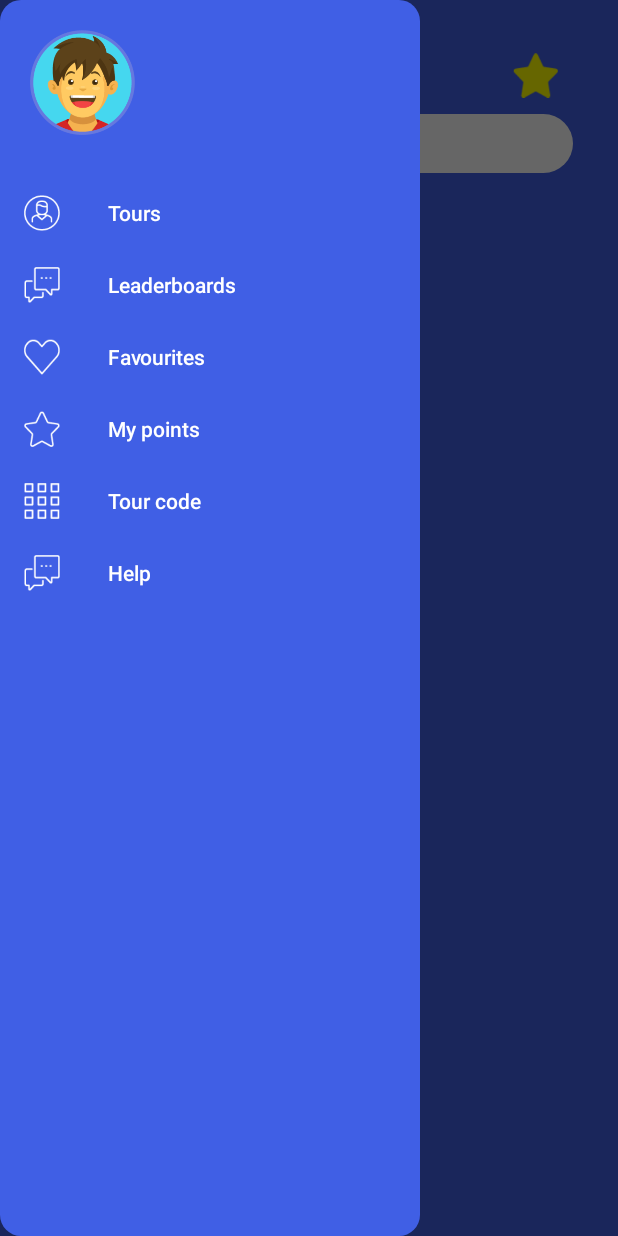
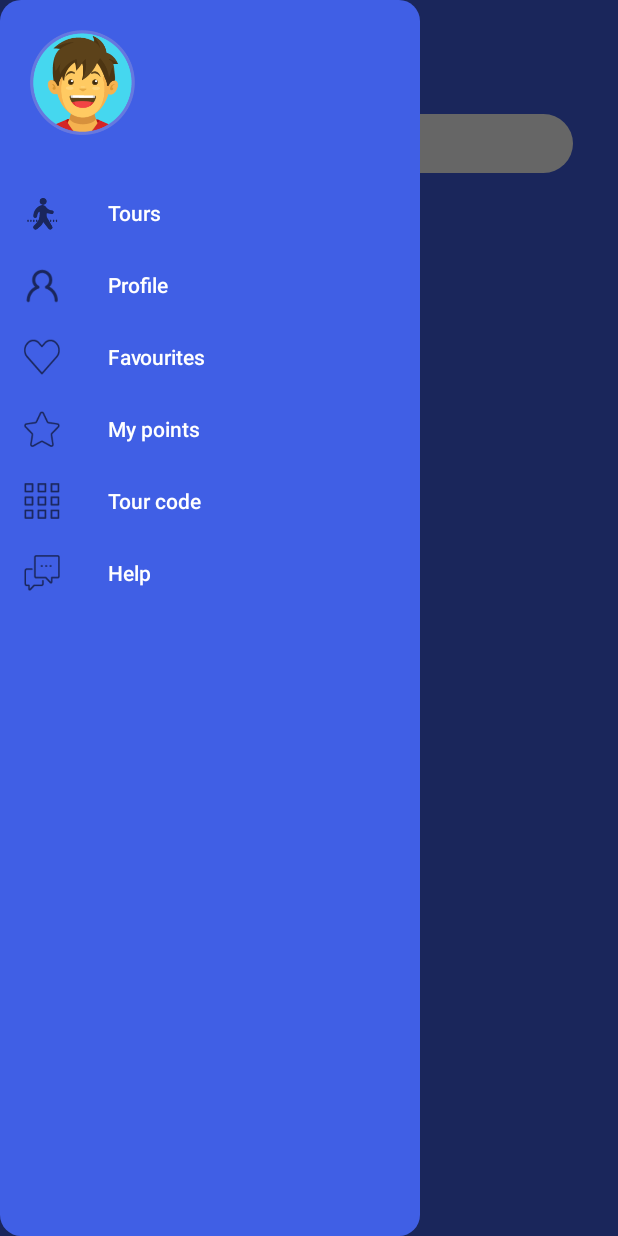
Before and after one commit to santeri13/NARVA, an Android app: the nav screen opened directly, with no data from a screen before it, with the side drawer open, on a phone screen of 412 x 824 dp. Run offline under Robolectric (Android 15) with nearby library versions, the phone set to English and light mode, and no system bars; our stand-ins replace Firebase (no records; nobody signed in at launch, a user with empty details on screens opened directly), Picasso; pictures from the network do not load.

```diff
--- a/app/build.gradle
+++ b/app/build.gradle
@@ -5,7 +5,7 @@ android {
     compileSdkVersion 29
     defaultConfig {
         applicationId "com.example.narva"
-        minSdkVersion 21
+        minSdkVersion 24
         targetSdkVersion 29
         versionCode 1
         versionName "1.0"
@@ -49,6 +49,5 @@ dependencies {
     implementation 'androidx.navigation:navigation-ui-ktx:2.2.2'
     implementation 'com.makeramen:roundedimageview:2.3.0'
     implementation 'com.squareup.picasso:picasso:2.71828'
-    implementation 'com.github.bumptech.glide:glide:4.11.0'
-    annotationProcessor 'com.github.bumptech.glide:compiler:4.11.0'
+
 }
--- a/app/src/main/java/com/example/narva/nav.java
+++ b/app/src/main/java/com/example/narva/nav.java
@@ -18,13 +18,7 @@ import android.widget.EditText;
 import android.widget.TextView;
 import android.widget.Toast;
 import com.google.android.material.navigation.NavigationView;
-import com.google.firebase.auth.FirebaseAuth;
-import com.google.firebase.auth.FirebaseUser;
-import com.google.firebase.database.DataSnapshot;
-import com.google.firebase.database.DatabaseError;
 import com.google.firebase.database.DatabaseReference;
-import com.google.firebase.database.FirebaseDatabase;
-import com.google.firebase.database.ValueEventListener;
 
 public class nav extends AppCompatActivity implements NavigationView.OnNavigationItemSelectedListener {
 
@@ -47,10 +41,8 @@ public class nav extends AppCompatActivity implements NavigationView.OnNavigatio
             }
         });
         username = (TextView)findViewById(R.id.username);
-        point = (TextView)findViewById(R.id.points);
         NavigationView navigation = findViewById(R.id.navigationView);
         navigation.setNavigationItemSelectedListener(this);
-        navigation.setItemIconTintList(null);
         NavController navController = Navigation.findNavController(this, R.id.navHostFragment);
         Navigation.setViewNavController(navigation,navController);
         EditText field1 = (EditText)findViewById(R.id.search);
@@ -83,29 +75,6 @@ public class nav extends AppCompatActivity implements NavigationView.OnNavigatio
 
             }
         });
-        FirebaseUser user = FirebaseAuth.getInstance().getCurrentUser();
-        uid = user.getUid();
-        database = FirebaseDatabase.getInstance().getReference();
-
-        if (user.isAnonymous()) {
-            point.setText("0");
-        }else{
-            database.addValueEventListener(new ValueEventListener() {
-                @Override
-                public void onDataChange(@NonNull DataSnapshot dataSnapshot) {
-                    Long user1 = dataSnapshot.child("user").child(uid).child("points").getValue(Long.class);
-                    String username1 = dataSnapshot.child("user").child(uid).child("points").getValue(String.class);
-                    String user2 = user1.toString().trim();
-                    username.setText(username1);
-                    point.setText(user2);
-                }
-
-                @Override
-                public void onCancelled(@NonNull DatabaseError databaseError) {
-
-                }
-            });
-        }
     }
     private void addtown(EditText editext){
         field1 = editext.getText().toString();
--- a/app/src/main/res/layout/main.xml
+++ b/app/src/main/res/layout/main.xml
@@ -13,7 +13,7 @@
         android:layout_width="140dp"
         android:layout_height="140dp"
         android:layout_gravity="center"
-        android:layout_marginTop="56dp"
+        android:layout_marginTop="140dp"
         app:layout_constraintEnd_toEndOf="parent"
         app:layout_constraintHorizontal_bias="0.498"
         app:layout_constraintStart_toStartOf="parent"
--- a/app/src/main/res/layout/nav.xml
+++ b/app/src/main/res/layout/nav.xml
@@ -31,23 +31,6 @@
                 android:contentDescription="@string/app_name"
                 android:src="@drawable/ic_menu_black_24dp" />
 
-            <ImageView
-                android:layout_width="30dp"
-                android:layout_height="30dp"
-                android:layout_toStartOf="@+id/points"
-                android:src="@drawable/pointstaricnhdpi"
-                android:layout_marginRight="10dp"
-                android:layout_marginTop="15dp"/>
-
-            <TextView
-                android:id="@+id/points"
-                android:layout_width="wrap_content"
-                android:layout_height="match_parent"
-                android:layout_alignParentEnd="true"
-                android:gravity="center_horizontal"
-                android:textColor="@color/colorWhite"
-                android:textSize="20dp"
-                android:layout_marginTop="15dp"/>
         </RelativeLayout>
         <RelativeLayout
             android:layout_width="wrap_content"
--- a/app/src/main/res/menu/nav_menu.xml
+++ b/app/src/main/res/menu/nav_menu.xml
@@ -4,11 +4,11 @@
     <item
         android:id="@id/tours"
         android:title="Tours"
-        android:icon="@drawable/menutoursicnhdpi"/>
+        android:icon="@drawable/icntour"/>
     <item
         android:id="@id/leaderboard"
-        android:title="Leaderboards"
-        android:icon="@drawable/menuhelpicnhdpi" />
+        android:title="Profile"
+        android:icon="@drawable/icnprofile" />
 
     <item
         android:id="@id/favourites"
```
Also changed, not shown: app/src/main/java/com/example/narva/Gps.java (+2 -45 lines), app/src/main/java/com/example/narva/Main.java (+0 -34 lines), app/src/main/java/com/example/narva/PointAdapter.java (+2 -27 lines), app/src/main/java/com/example/narva/PointReader.java (+1 -17 lines), app/src/main/java/com/example/narva/ToursAdapter1.java (+16 -20 lines), app/src/main/java/com/example/narva/ToursAdapter2.java (+16 -18 lines), app/src/main/res/layout/map.xml (+0 -31 lines), app/src/main/res/layout/recycleview_tours1.xml (+2 -11 lines), app/src/main/res/layout/recycleview_tours2.xml (+2 -11 lines).
